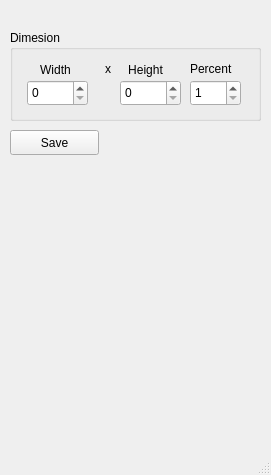
AR0EN/img-pro, file ui/ui_save_window.ui: the form before one commit.
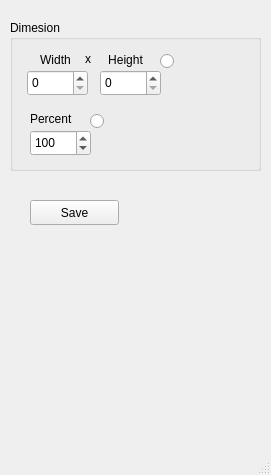
The form after the commit.

Commit message: resize-image: add option to resize with percentage

Diff of the .ui file:
```diff
--- a/ui/ui_save_window.ui
+++ b/ui/ui_save_window.ui
@@ -24,9 +24,9 @@
     <property name="geometry">
      <rect>
       <x>10</x>
-      <y>30</y>
+      <y>20</y>
       <width>251</width>
-      <height>91</height>
+      <height>151</height>
      </rect>
     </property>
     <property name="title">
@@ -51,7 +51,7 @@
     <widget class="QLabel" name="reHeight">
      <property name="geometry">
       <rect>
-       <x>110</x>
+       <x>90</x>
        <y>30</y>
        <width>51</width>
        <height>20</height>
@@ -80,7 +80,7 @@
     <widget class="QSpinBox" name="sbHeight">
      <property name="geometry">
       <rect>
-       <x>110</x>
+       <x>90</x>
        <y>50</y>
        <width>61</width>
        <height>26</height>
@@ -96,7 +96,7 @@
     <widget class="QLabel" name="label">
      <property name="geometry">
       <rect>
-       <x>90</x>
+       <x>70</x>
        <y>30</y>
        <width>16</width>
        <height>17</height>
@@ -112,9 +112,9 @@
     <widget class="QSpinBox" name="sbPercent">
      <property name="geometry">
       <rect>
-       <x>180</x>
-       <y>50</y>
-       <width>51</width>
+       <x>20</x>
+       <y>110</y>
+       <width>61</width>
        <height>26</height>
       </rect>
      </property>
@@ -122,14 +122,17 @@
       <number>1</number>
      </property>
      <property name="maximum">
+      <number>500</number>
+     </property>
+     <property name="value">
       <number>100</number>
      </property>
     </widget>
     <widget class="QLabel" name="label_2">
      <property name="geometry">
       <rect>
-       <x>180</x>
-       <y>30</y>
+       <x>20</x>
+       <y>90</y>
        <width>67</width>
        <height>17</height>
       </rect>
@@ -138,12 +141,38 @@
       <string>Percent</string>
      </property>
     </widget>
+    <widget class="QRadioButton" name="rbWiHe">
+     <property name="geometry">
+      <rect>
+       <x>150</x>
+       <y>30</y>
+       <width>16</width>
+       <height>23</height>
+      </rect>
+     </property>
+     <property name="text">
+      <string/>
+     </property>
+    </widget>
+    <widget class="QRadioButton" name="rbPercent">
+     <property name="geometry">
+      <rect>
+       <x>80</x>
+       <y>90</y>
+       <width>16</width>
+       <height>23</height>
+      </rect>
+     </property>
+     <property name="text">
+      <string/>
+     </property>
+    </widget>
    </widget>
    <widget class="QPushButton" name="btnSave">
     <property name="geometry">
      <rect>
-      <x>10</x>
-      <y>130</y>
+      <x>30</x>
+      <y>200</y>
       <width>89</width>
       <height>25</height>
      </rect>
```
The commit also changes 1 other file.
